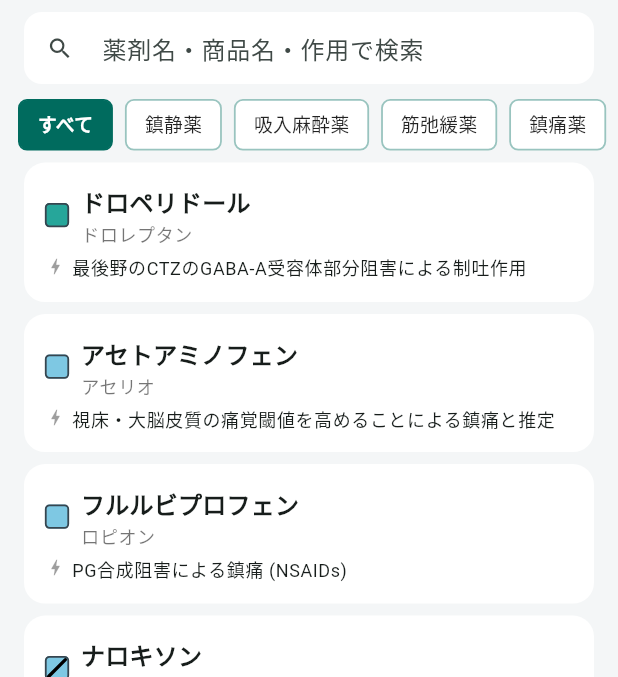
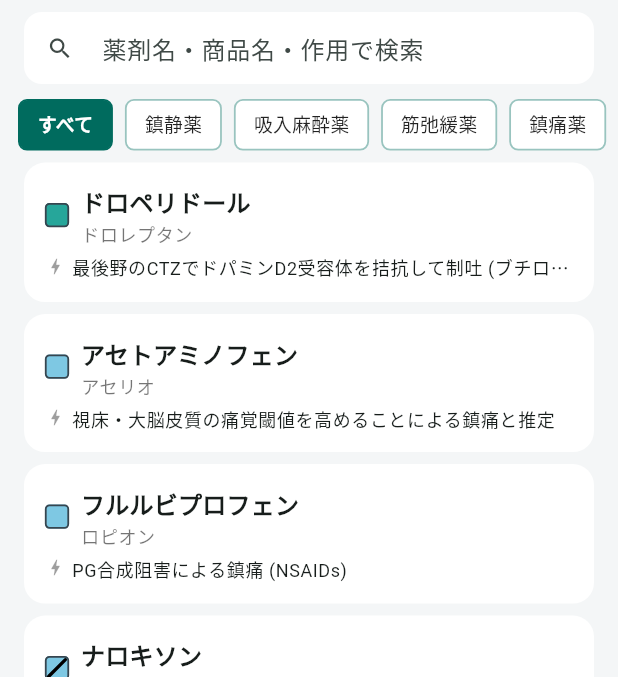
Before and after one commit to shou12101990-ctrl/masui_ref, a Flutter app: the screen it shows after launch, scrolled down 1728 dp, on a phone screen of 412 x 824 dp, the part 63-740 px from its top. Run offline on Flutter 3.47's test engine with Material 3 defaults, Android fonts, the phone set to English and light mode, and no system bars; missing offline and left inert: dart:web_audio.

Commit message:
docs: 薬剤マスタ制吐薬リライト(グラニセトロン/オンダンセトロン/ドロペリドール)
- ドロペリドール: 機序の誤りを是正(GABA-A受容体部分阻害→ドパミンD2受容体拮抗, ブチロフェノン系)
- オンダンセトロン: 本邦適応は抗悪性腫瘍剤に伴う悪心嘔吐のみでPONVは適応外である旨を注記
- グラニセトロン: 注射は術後の悪心嘔吐(PONV)が適応・1日3mgまでを明記

Co-Authored-By: Claude Opus 4.8 <noreply@anthropic.com>

```diff
--- a/lib/data/drugs.dart
+++ b/lib/data/drugs.dart
@@ -333,7 +333,7 @@ const List<Drug> kDrugs = [
     dilution: '原液',
     concentration: '2.5mg/ml',
     dose: '制吐 0.625-2.5mg iv (2.5mgを超えない)',
-    mechanism: '最後野のCTZのGABA-A受容体部分阻害による制吐作用',
+    mechanism: '最後野のCTZでドパミンD2受容体を拮抗して制吐 (ブチロフェノン系)',
     notes: [
       DrugNote('用量',
           '制吐: 0.625-2.5mg iv(2.5mgを超えない). NLA麻酔時: フェンタニル4mcg/kgと併用し0.25-0.50mg/kg. '),
@@ -879,7 +879,7 @@ const List<Drug> kDrugs = [
     mechanism: '選択的5-HT3受容体拮抗による制吐作用',
     notes: [
       DrugNote('用量・使い方',
-          '・PONV予防/治療: 1mg iv. 抗癌剤による悪心嘔吐にも使用.\n'
+          '・PONV予防/治療: 1mg iv (注射は術後の悪心・嘔吐が適応, 1日3mgまで). 抗癌剤による悪心嘔吐にも使用.\n'
           '・PONVハイリスクでは「5-HT3拮抗薬 ＋ ステロイド ＋ ドロペリドール」など多剤併用が推奨.'),
       DrugNote('副作用・注意',
           '・QT延長に注意 (ドロペリドール併用時は特に). 頭痛・便秘.\n'
@@ -900,7 +900,8 @@ const List<Drug> kDrugs = [
           '・グラニセトロンと同系統 (5-HT3拮抗薬). ステロイド・ドロペリドールなどと多剤併用.'),
       DrugNote('副作用・注意',
           '・QT延長に注意 (特にドロペリドール併用時). 頭痛・便秘.\n'
-          '・肝代謝 (CYP). 半減期は約3-4時間.'),
+          '・肝代謝 (CYP). 半減期は約3-4時間.\n'
+          '・本邦の適応は抗悪性腫瘍剤に伴う悪心・嘔吐のみで, PONVは適応外 (グラニセトロン注はPONVも適応).'),
     ],
   ),
 
```
